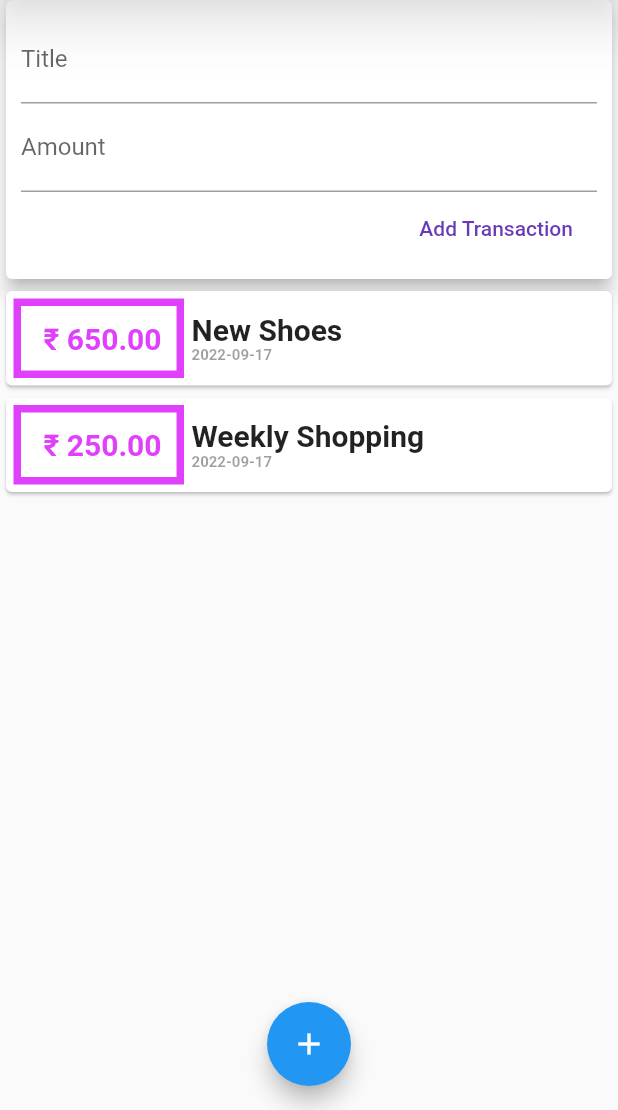
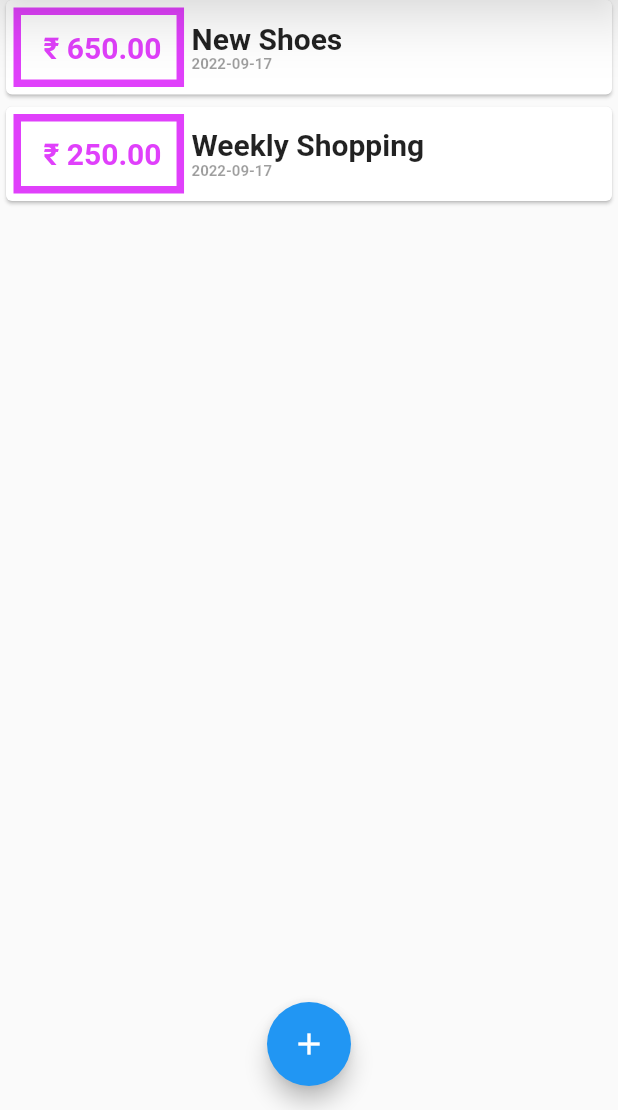
Before and after one commit to Jitender-yaduvanshi/expense_planner, a Flutter app: the screen it shows after launch, on a phone screen of 412 x 824 dp, the part 126-1236 px from its top. Run offline on Flutter 3.47's test engine with Material 2 defaults, Android fonts, the phone set to English and light mode, and no system bars.

```diff
--- a/lib/main.dart
+++ b/lib/main.dart
@@ -1,4 +1,6 @@
-import './widgets/user_transaction.dart';
+import './widgets/transaction_list.dart';
+import './widgets/new_transaction.dart';
+import './models/transaction.dart';
 import 'package:flutter/material.dart';
 
 void main() {
@@ -8,14 +10,57 @@ void main() {
 class MyApp extends StatelessWidget {
   @override
   Widget build(BuildContext context) {
-    return MyHomePage();
+    return MaterialApp(home: MyHomePage());
   }
 }
 
-class MyHomePage extends StatelessWidget {
-  void startAddNewTransaction(){
-    showModalBottomSheet(context: context, builder: builder)
+class MyHomePage extends StatefulWidget {
+  @override
+  State<MyHomePage> createState() => _MyHomePageState();
+}
+
+class _MyHomePageState extends State<MyHomePage> {
+  final List<Transaction> _userTransactions = [
+    Transaction(
+      id: 't1',
+      title: 'New Shoes',
+      amount: 650,
+      date: DateTime.now(),
+    ),
+    Transaction(
+      id: 't2',
+      title: 'Weekly Shopping',
+      amount: 250,
+      date: DateTime.now(),
+    ),
+  ];
+  void _startAddNewTransaction(BuildContext ctx) {
+    showModalBottomSheet(
+      context: ctx,
+      builder: (_) {
+        return GestureDetector(
+          child: NewTransaction(_addNewTransaction),
+          onTap:() {},
+          behavior: HitTestBehavior.opaque,
+        );
+      },
+    );
   }
+
+  void _addNewTransaction(String txTitle, double txAmount) {
+    final newTx = Transaction(
+      title: txTitle,
+      amount: txAmount,
+      date: DateTime.now(),
+      id: DateTime.november.toString(),
+    );
+    setState(
+      () {
+        _userTransactions.add(newTx);
+      },
+    );
+  }
+
   @override
   Widget build(BuildContext context) {
     return MaterialApp(
@@ -34,13 +79,12 @@ class MyHomePage extends StatelessWidget {
                 Icons.add,
                 color: Colors.white,
               ),
-              onPressed: () {},
+              onPressed: () => _startAddNewTransaction(context),
             )
           ],
         ),
         body: SingleChildScrollView(
           child: Column(
-            //mainAxisAlignment: MainAxisAlignment.spaceEv enly,
             crossAxisAlignment: CrossAxisAlignment.center,
             children: [
               Container(
@@ -50,14 +94,17 @@ class MyHomePage extends StatelessWidget {
                   child: Text('CHART!'),
                 ),
               ),
-              UserTransactions()
+              TransactionList(_userTransactions),
             ],
           ),
         ),
         floatingActionButtonLocation: FloatingActionButtonLocation.centerFloat,
         floatingActionButton: FloatingActionButton(
-          onPressed: () {},
-          child: Icon(Icons.add,color: Colors.white,),
+          onPressed: () => _startAddNewTransaction(context),
+          child: Icon(
+            Icons.add,
+            color: Colors.white,
+          ),
         ),
       ),
       debugShowCheckedModeBanner: false,
--- a/lib/widgets/new_transaction.dart
+++ b/lib/widgets/new_transaction.dart
@@ -1,5 +1,4 @@
 import 'package:flutter/material.dart';
-import '../widgets/user_transaction.dart';
 
 class NewTransaction extends StatelessWidget {
   final Function addTx;
--- a/lib/widgets/user_transaction.dart
+++ /dev/null
@@ -1,43 +0,0 @@
-import 'package:flutter/material.dart';
-import '../widgets/new_transaction.dart';
-import '../widgets/transaction_list.dart';
-import '../models/transaction.dart';
-
-class UserTransactions extends StatefulWidget {
-  @override
-  State<UserTransactions> createState() => _UserTransactionsState();
-}
-
-class _UserTransactionsState extends State<UserTransactions> {
-  final List<Transaction> _userTransactions = [
-    Transaction(
-      id: 't1',
-      title: 'New Shoes',
-      amount: 650,
-      date: DateTime.now(),
-    ),
-    Transaction(
-      id: 't2',
-      title: 'Weekly Shopping',
-      amount: 250,
-      date: DateTime.now(),
-    ),
-  ];
-  void _addNewTransactions(String txTitle, double txAmount) {
-    final newTx = Transaction(
-        title: txTitle,
-        amount: txAmount,
-        date: DateTime.now(),
-        id: DateTime.november.toString());
-    setState(() {
-      _userTransactions.add(newTx);
-    });
-  }
-
-  @override
-  Widget build(BuildContext context) {
-    return Column(
-      children: [NewTransaction(_addNewTransactions), TransactionList(_userTransactions)],
-    );
-  }
-}
```
